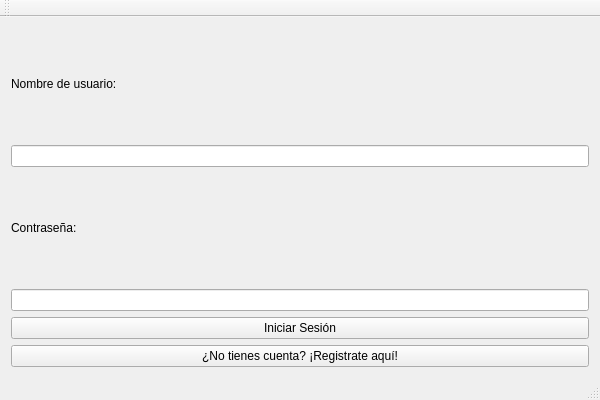
Qt form proyecto progra/practicaproyecto.ui (AntonyEduardoAguirre/ProyectoProgra) before a commit.
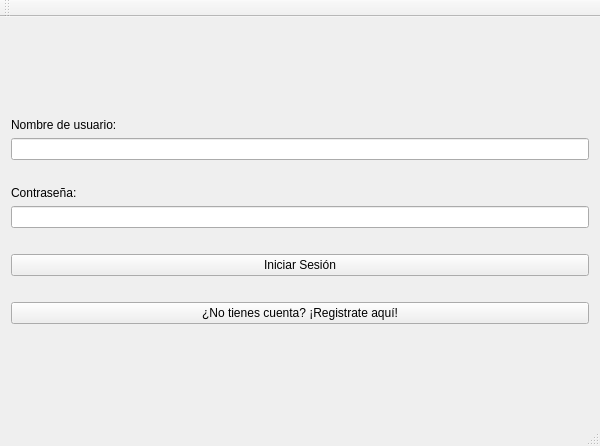
The same form after that commit.

Patch:
```diff
--- a/proyecto progra/practicaproyecto.ui
+++ b/proyecto progra/practicaproyecto.ui
@@ -1,13 +1,13 @@
 <?xml version="1.0" encoding="UTF-8"?>
 <ui version="4.0">
- <class>practicaproyectoClass</class>
- <widget class="QMainWindow" name="practicaproyectoClass">
+ <class>inicioClass</class>
+ <widget class="QMainWindow" name="inicioClass">
   <property name="geometry">
    <rect>
     <x>0</x>
     <y>0</y>
     <width>600</width>
-    <height>400</height>
+    <height>446</height>
    </rect>
   </property>
   <property name="windowTitle">
@@ -15,6 +15,19 @@
   </property>
   <widget class="QWidget" name="centralWidget">
    <layout class="QVBoxLayout" name="verticalLayout">
+    <item>
+     <spacer name="verticalSpacer_2">
+      <property name="orientation">
+       <enum>Qt::Orientation::Vertical</enum>
+      </property>
+      <property name="sizeHint" stdset="0">
+       <size>
+        <width>20</width>
+        <height>40</height>
+       </size>
+      </property>
+     </spacer>
+    </item>
     <item>
      <widget class="QLabel" name="lblNombre">
       <property name="enabled">
@@ -28,6 +41,19 @@
     <item>
      <widget class="QLineEdit" name="txtNombre"/>
     </item>
+    <item>
+     <spacer name="horizontalSpacer">
+      <property name="orientation">
+       <enum>Qt::Orientation::Horizontal</enum>
+      </property>
+      <property name="sizeHint" stdset="0">
+       <size>
+        <width>40</width>
+        <height>20</height>
+       </size>
+      </property>
+     </spacer>
+    </item>
     <item>
      <widget class="QLabel" name="lblContrasenna">
       <property name="text">
@@ -42,6 +68,16 @@
       </property>
      </widget>
     </item>
+    <item>
+     <widget class="QLabel" name="lblError">
+      <property name="styleSheet">
+       <string notr="true"> color: red;</string>
+      </property>
+      <property name="text">
+       <string/>
+      </property>
+     </widget>
+    </item>
     <item>
      <widget class="QPushButton" name="btnIniciarSesion">
       <property name="text">
@@ -49,6 +85,19 @@
       </property>
      </widget>
     </item>
+    <item>
+     <spacer name="horizontalSpacer_2">
+      <property name="orientation">
+       <enum>Qt::Orientation::Horizontal</enum>
+      </property>
+      <property name="sizeHint" stdset="0">
+       <size>
+        <width>40</width>
+        <height>20</height>
+       </size>
+      </property>
+     </spacer>
+    </item>
     <item>
      <widget class="QPushButton" name="btnRegistrarse">
       <property name="text">
@@ -56,6 +105,19 @@
       </property>
      </widget>
     </item>
+    <item>
+     <spacer name="verticalSpacer">
+      <property name="orientation">
+       <enum>Qt::Orientation::Vertical</enum>
+      </property>
+      <property name="sizeHint" stdset="0">
+       <size>
+        <width>20</width>
+        <height>40</height>
+       </size>
+      </property>
+     </spacer>
+    </item>
    </layout>
   </widget>
   <widget class="QMenuBar" name="menuBar">
```
